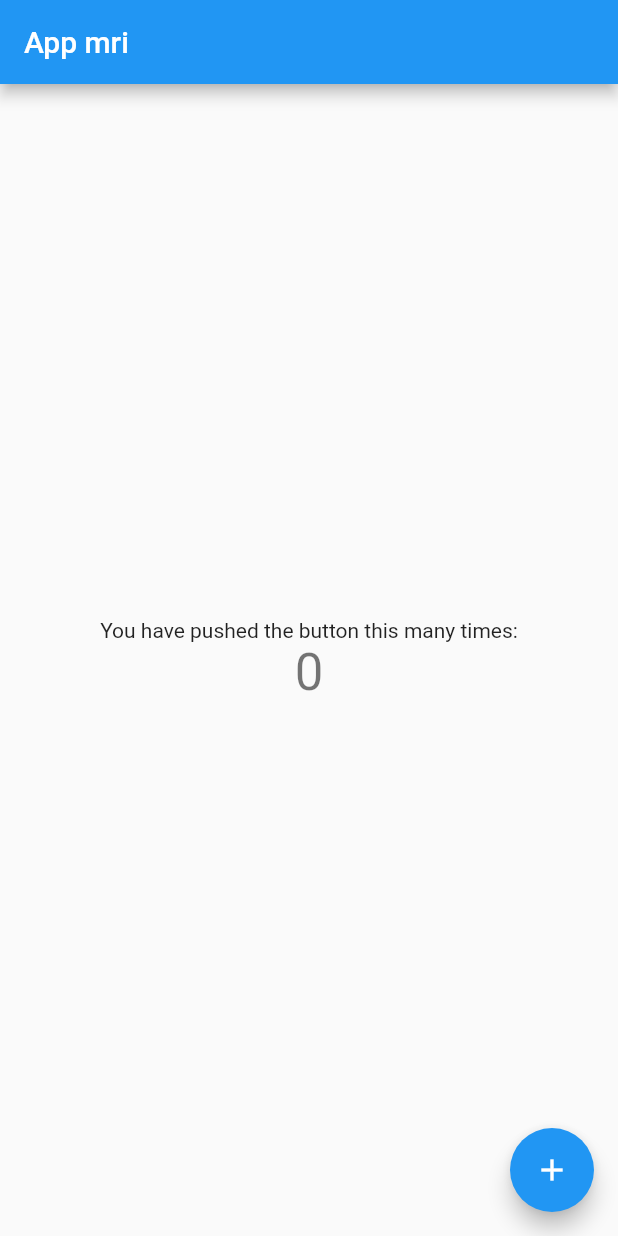
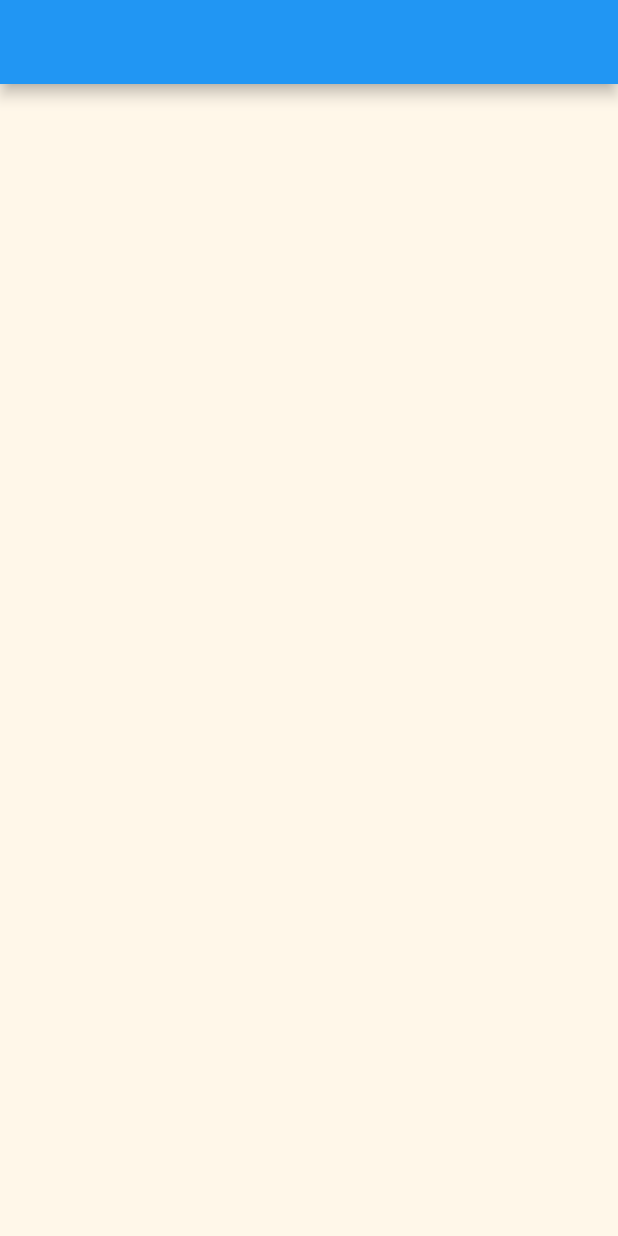
Before and after one commit to marivelmunozm/redSocial, a Flutter app: the screen it shows after launch, on a phone screen of 412 x 824 dp. Run offline on Flutter 3.47's test engine with Material 2 defaults, Android fonts, the phone set to English and light mode, and no system bars.

Commit message:
creacion color de pantalla

```diff
--- a/lib/main.dart
+++ b/lib/main.dart
@@ -1,86 +1,15 @@
 import 'package:flutter/material.dart';
+import 'package:hola/pantallas/pagina_splash.dart';
 
-void main() {
-  runApp(const MyApp());
-}
+void main() => runApp(MyApps());
 
-class MyApp extends StatelessWidget {
-  const MyApp({super.key});
-
-  // This widget is the root of your application.
+class MyApps extends StatelessWidget {
   @override
   Widget build(BuildContext context) {
     return MaterialApp(
-      title: 'Flutter Demo',
-      theme: ThemeData(
-        primarySwatch: Colors.blue,
-      ),
-      home: const MyHomePage(title: 'App mri'),
+      debugShowCheckedModeBanner: false,
+      title: 'Mawi Store',
+      home: PaginaSplash(),
     );
   }
 }
-
-class MyHomePage extends StatefulWidget {
-  const MyHomePage({super.key, required this.title});
-
-  final String title;
-
-  @override
-  State<MyHomePage> createState() => _MyHomePageState();
-}
-
-class _MyHomePageState extends State<MyHomePage> {
-  int _counter = 0;
-
-  void _incrementCounter() {
-    setState(() {
-      _counter++;
-    });
-  }
-
-  @override
-  Widget build(BuildContext context) {
-    return Scaffold(
-      appBar: AppBar(
-        // Here we take the value from the MyHomePage object that was created by
-        // the App.build method, and use it to set our appbar title.
-        title: Text(widget.title),
-      ),
-      body: Center(
-        // Center is a layout widget. It takes a single child and positions it
-        // in the middle of the parent.
-        child: Column(
-          // Column is also a layout widget. It takes a list of children and
-          // arranges them vertically. By default, it sizes itself to fit its
-          // children horizontally, and tries to be as tall as its parent.
-          //
-          // Invoke "debug painting" (press "p" in the console, choose the
-          // "Toggle Debug Paint" action from the Flutter Inspector in Android
-          // Studio, or the "Toggle Debug Paint" command in Visual Studio Code)
-          // to see the wireframe for each widget.
-          //
-          // Column has various properties to control how it sizes itself and
-          // how it positions its children. Here we use mainAxisAlignment to
-          // center the children vertically; the main axis here is the vertical
-          // axis because Columns are vertical (the cross axis would be
-          // horizontal).
-          mainAxisAlignment: MainAxisAlignment.center,
-          children: <Widget>[
-            const Text(
-              'You have pushed the button this many times:',
-            ),
-            Text(
-              '$_counter',
-              style: Theme.of(context).textTheme.headline4,
-            ),
-          ],
-        ),
-      ),
-      floatingActionButton: FloatingActionButton(
-        onPressed: _incrementCounter,
-        tooltip: 'Increment',
-        child: const Icon(Icons.add),
-      ), // This trailing comma makes auto-formatting nicer for build methods.
-    );
-  }
-}
--- /dev/null
+++ b/lib/pantallas/pagina_splash.dart
@@ -0,0 +1,13 @@
+import 'package:flutter/material.dart';
+
+void main() => runApp(PaginaSplash());
+
+class PaginaSplash extends StatelessWidget {
+  @override
+  Widget build(BuildContext context) {
+    return Scaffold(
+      backgroundColor: Color(0xFFFFF7E9),
+      appBar: AppBar(),
+    );
+  }
+}
```
